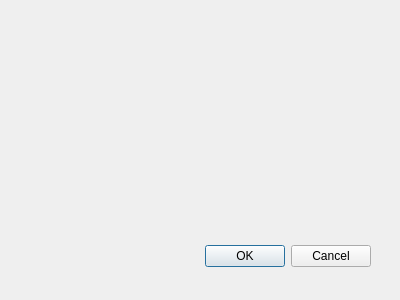
Above: Code/StoneAge/payfood.ui from Scuffed-Boardgames/Qt-StoneAge before the change. Below: the same form after it.
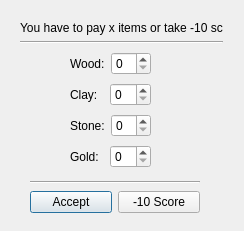
That is the form after the change.

Commit message: Really added pay for food

Patch:
```diff
--- a/Code/StoneAge/payfood.ui
+++ b/Code/StoneAge/payfood.ui
@@ -1,35 +1,148 @@
-<ui version="4.0" >
- <author></author>
- <comment></comment>
- <exportmacro></exportmacro>
- <class>Dialog</class>
- <widget class="QDialog" name="Dialog" >
-  <property name="geometry" >
+<?xml version="1.0" encoding="UTF-8"?>
+<ui version="4.0">
+ <class>PayFood</class>
+ <widget class="QDialog" name="PayFood">
+  <property name="geometry">
    <rect>
     <x>0</x>
     <y>0</y>
-    <width>400</width>
-    <height>300</height>
+    <width>244</width>
+    <height>231</height>
    </rect>
   </property>
   <property name="windowTitle" >
    <string>Dialog</string>
   </property>
-  <widget class="QDialogButtonBox" name="buttonBox" >
-   <property name="geometry" >
+  <widget class="QWidget" name="">
+   <property name="geometry">
+    <rect>
+     <x>70</x>
+     <y>50</y>
+     <width>81</width>
+     <height>120</height>
+    </rect>
+   </property>
+   <layout class="QVBoxLayout" name="resourceLayout">
+    <item>
+     <layout class="QHBoxLayout" name="horizontalLayout_3">
+      <item>
+       <widget class="QLabel" name="label">
+        <property name="text">
+         <string>Wood:</string>
+        </property>
+       </widget>
+      </item>
+      <item>
+       <widget class="QSpinBox" name="spinBoxWood"/>
+      </item>
+     </layout>
+    </item>
+    <item>
+     <layout class="QHBoxLayout" name="horizontalLayout_2">
+      <item>
+       <widget class="QLabel" name="label_2">
+        <property name="text">
+         <string>Clay:</string>
+        </property>
+       </widget>
+      </item>
+      <item>
+       <widget class="QSpinBox" name="spinBoxClay"/>
+      </item>
+     </layout>
+    </item>
+    <item>
+     <layout class="QHBoxLayout" name="horizontalLayout">
+      <item>
+       <widget class="QLabel" name="label_3">
+        <property name="text">
+         <string>Stone:</string>
+        </property>
+       </widget>
+      </item>
+      <item>
+       <widget class="QSpinBox" name="spinBoxStone"/>
+      </item>
+     </layout>
+    </item>
+    <item>
+     <layout class="QHBoxLayout" name="horizontalLayout_4">
+      <item>
+       <widget class="QLabel" name="label_4">
+        <property name="text">
+         <string>Gold:</string>
+        </property>
+       </widget>
+      </item>
+      <item>
+       <widget class="QSpinBox" name="spinBoxGold"/>
+      </item>
+     </layout>
+    </item>
+   </layout>
+  </widget>
+  <widget class="QWidget" name="">
+   <property name="geometry">
+    <rect>
+     <x>20</x>
+     <y>20</y>
+     <width>203</width>
+     <height>24</height>
+    </rect>
+   </property>
+   <layout class="QVBoxLayout" name="verticalLayout">
+    <item>
+     <widget class="QLabel" name="payLabel">
+      <property name="text">
+       <string>You have to pay x items or take -10 score</string>
+      </property>
+     </widget>
+    </item>
+    <item>
+     <widget class="Line" name="line">
+      <property name="orientation">
+       <enum>Qt::Horizontal</enum>
+      </property>
+     </widget>
+    </item>
+   </layout>
+  </widget>
+  <widget class="QWidget" name="">
+   <property name="geometry">
     <rect>
      <x>30</x>
-     <y>240</y>
-     <width>341</width>
-     <height>32</height>
+     <y>180</y>
+     <width>170</width>
+     <height>34</height>
     </rect>
    </property>
-   <property name="orientation" >
-    <enum>Qt::Horizontal</enum>
-   </property>
-   <property name="standardButtons" >
-    <set>QDialogButtonBox::Cancel|QDialogButtonBox::Ok</set>
-   </property>
+   <layout class="QVBoxLayout" name="verticalLayout_2">
+    <item>
+     <widget class="Line" name="line_2">
+      <property name="orientation">
+       <enum>Qt::Horizontal</enum>
+      </property>
+     </widget>
+    </item>
+    <item>
+     <layout class="QHBoxLayout" name="horizontalLayout_5">
+      <item>
+       <widget class="QPushButton" name="acceptButton">
+        <property name="text">
+         <string>Accept</string>
+        </property>
+       </widget>
+      </item>
+      <item>
+       <widget class="QPushButton" name="scoreButton">
+        <property name="text">
+         <string>-10 Score</string>
+        </property>
+       </widget>
+      </item>
+     </layout>
+    </item>
+   </layout>
   </widget>
  </widget>
  <pixmapfunction></pixmapfunction>
```
Left out of the diff: 39 changed lines with no effect on the pictures. The commit also changes 2 other files.
